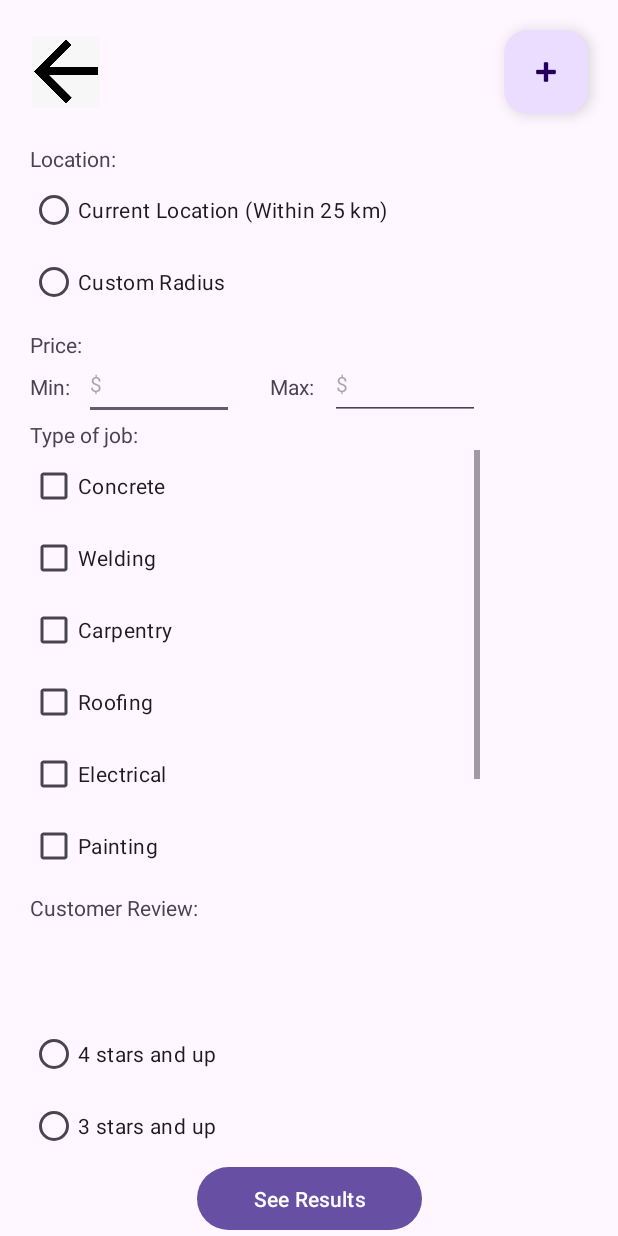
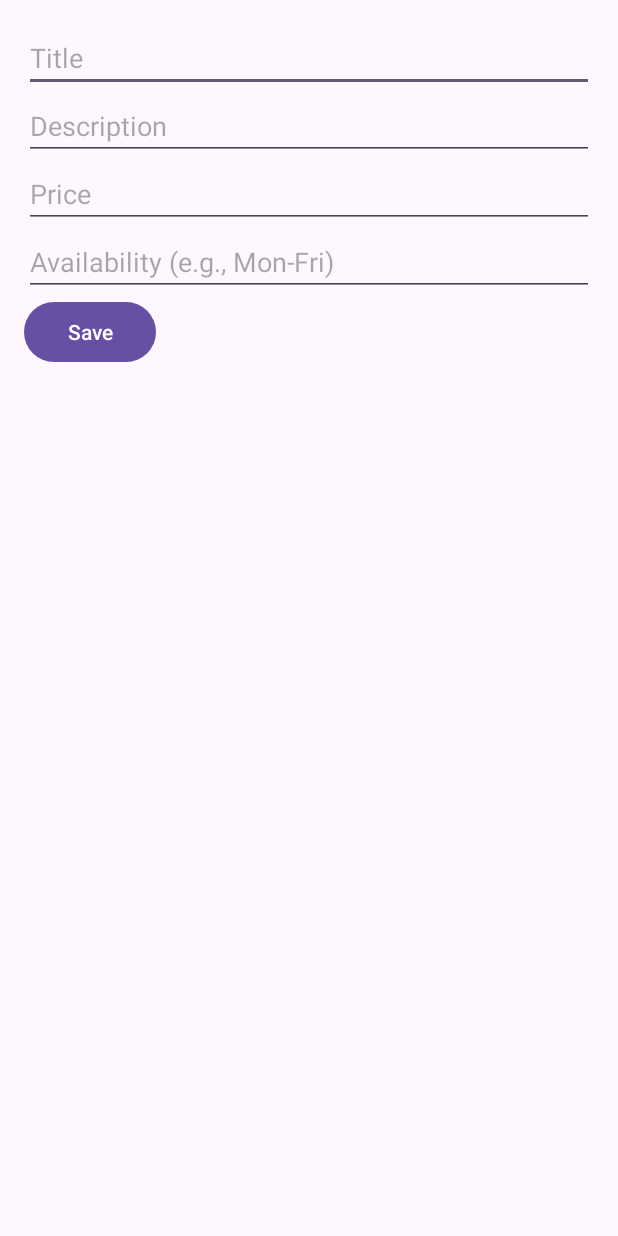
Before and after one commit to branden6/Lend_A_Hand, an Android app: the screen it shows after launch (SearchFilterActivity before the commit, CreateListingActivity after it), after a tap on an icon or button, on a phone screen of 412 x 824 dp. Run offline under Robolectric (Android 15) with nearby library versions, the phone set to English and light mode, and no system bars.

Commit message:
Created activities for adding, editing, and deleting listings

```diff
--- /dev/null
+++ b/app/src/main/java/com/example/lendahand/CreateListingActivity.java
@@ -0,0 +1,49 @@
+package com.example.lendahand;
+
+import android.os.Bundle;
+import android.widget.Button;
+import android.widget.EditText;
+import android.widget.Toast;
+
+import androidx.activity.EdgeToEdge;
+import androidx.appcompat.app.AppCompatActivity;
+import androidx.core.graphics.Insets;
+import androidx.core.view.ViewCompat;
+import androidx.core.view.WindowInsetsCompat;
+
+import java.util.UUID;
+
+
+public class CreateListingActivity extends AppCompatActivity {
+    @Override
+    protected void onCreate(Bundle savedInstanceState) {
+        super.onCreate(savedInstanceState);
+        setContentView(R.layout.activity_create_listing);
+
+        EditText titleInput = findViewById(R.id.titleInput);
+        EditText descriptionInput = findViewById(R.id.descriptionInput);
+        EditText priceInput = findViewById(R.id.priceInput);
+        EditText availabilityInput = findViewById(R.id.availabilityInput);
+        Button saveButton = findViewById(R.id.saveButton);
+
+        saveButton.setOnClickListener(v -> {
+            String title = titleInput.getText().toString();
+            String description = descriptionInput.getText().toString();
+            double price = Double.parseDouble(priceInput.getText().toString());
+            String availability = availabilityInput.getText().toString();
+
+            Listing newListing = new Listing(
+                    UUID.randomUUID().toString(),
+                    title,
+                    description,
+                    price,
+                    availability,
+                    "" // Placeholder for imageUri
+            );
+
+            // Save to database (placeholder for now)
+            Toast.makeText(this, "Listing Created!", Toast.LENGTH_SHORT).show();
+            finish();
+        });
+    }
+}
--- a/app/src/main/java/com/example/lendahand/MainActivity.java
+++ b/app/src/main/java/com/example/lendahand/MainActivity.java
@@ -45,7 +45,13 @@ public class MainActivity extends AppCompatActivity { //homescreen
             }
         });
 
+        Button buttonCreateListing = findViewById(R.id.buttonCreateListing);
 
+        // Set click listener to navigate to CreateListingActivity
+        buttonCreateListing.setOnClickListener(v -> {
+            Intent intent = new Intent(MainActivity.this, CreateListingActivity.class);
+            startActivity(intent);
+        });
         ViewCompat.setOnApplyWindowInsetsListener(findViewById(R.id.main), (v, insets) -> {
             Insets systemBars = insets.getInsets(WindowInsetsCompat.Type.systemBars());
             v.setPadding(systemBars.left, systemBars.top, systemBars.right, systemBars.bottom);
--- a/app/src/main/java/com/example/lendahand/SearchFilterActivity.java
+++ b/app/src/main/java/com/example/lendahand/SearchFilterActivity.java
@@ -15,6 +15,7 @@ import androidx.appcompat.app.AppCompatActivity;
 import androidx.core.graphics.Insets;
 import androidx.core.view.ViewCompat;
 import androidx.core.view.WindowInsetsCompat;
+
 
 public class SearchFilterActivity extends AppCompatActivity {
     EditText editTextMinPrice, editTextMaxPrice;
--- /dev/null
+++ b/app/src/main/res/layout/activity_create_listing.xml
@@ -0,0 +1,39 @@
+<?xml version="1.0" encoding="utf-8"?>
+<LinearLayout
+    xmlns:android="http://schemas.android.com/apk/res/android"
+    android:layout_width="match_parent"
+    android:layout_height="match_parent"
+    android:orientation="vertical"
+    android:padding="16dp">
+
+    <EditText
+        android:id="@+id/titleInput"
+        android:layout_width="match_parent"
+        android:layout_height="wrap_content"
+        android:hint="Title" />
+
+    <EditText
+        android:id="@+id/descriptionInput"
+        android:layout_width="match_parent"
+        android:layout_height="wrap_content"
+        android:hint="Description" />
+
+    <EditText
+        android:id="@+id/priceInput"
+        android:layout_width="match_parent"
+        android:layout_height="wrap_content"
+        android:hint="Price"
+        android:inputType="numberDecimal" />
+
+    <EditText
+        android:id="@+id/availabilityInput"
+        android:layout_width="match_parent"
+        android:layout_height="wrap_content"
+        android:hint="Availability (e.g., Mon-Fri)" />
+
+    <Button
+        android:id="@+id/saveButton"
+        android:layout_width="wrap_content"
+        android:layout_height="wrap_content"
+        android:text="Save" />
+</LinearLayout>
```
Also changed, not shown: app/build.gradle.kts (+11 -24 lines), app/src/main/AndroidManifest.xml (+11 -3 lines), app/src/main/java/com/example/lendahand/DeleteListingActivity.java (added, +29 -0 lines), app/src/main/java/com/example/lendahand/EditListingActivity.java (added, +49 -0 lines), app/src/main/java/com/example/lendahand/Listing.java (added, +38 -0 lines), app/src/main/res/layout/activity_delete_listing.xml (added, +19 -0 lines), app/src/main/res/layout/activity_edit_listing.xml (added, +39 -0 lines), app/src/main/res/layout/activity_main.xml (+8 -0 lines), build.gradle.kts (+3 -6 lines), gradle/wrapper/gradle-wrapper.properties.
